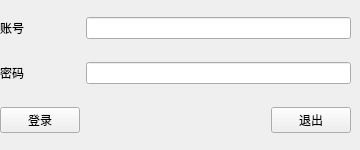
Before: the Qt Designer form include/loginwindow.ui in unconsolable/test-system, drawn with Qt 5.
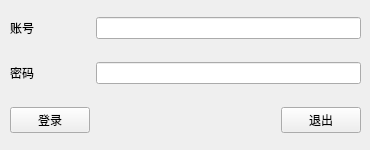
After: the same form once the commit is applied.

```diff
--- a/include/loginwindow.ui
+++ b/include/loginwindow.ui
@@ -6,19 +6,25 @@
    <rect>
     <x>0</x>
     <y>0</y>
-    <width>360</width>
+    <width>370</width>
     <height>150</height>
    </rect>
   </property>
+  <property name="sizePolicy">
+   <sizepolicy hsizetype="Preferred" vsizetype="Preferred">
+    <horstretch>0</horstretch>
+    <verstretch>0</verstretch>
+   </sizepolicy>
+  </property>
   <property name="minimumSize">
    <size>
-    <width>360</width>
+    <width>370</width>
     <height>150</height>
    </size>
   </property>
   <property name="maximumSize">
    <size>
-    <width>360</width>
+    <width>370</width>
     <height>150</height>
    </size>
   </property>
@@ -28,7 +34,7 @@
   <widget class="QWidget" name="layoutWidget">
    <property name="geometry">
     <rect>
-     <x>0</x>
+     <x>10</x>
      <y>0</y>
      <width>351</width>
      <height>151</height>
```
